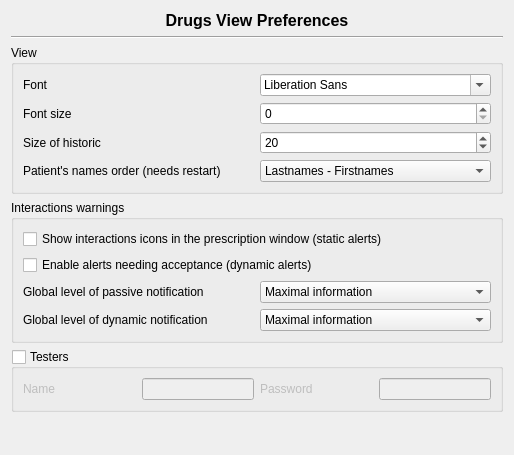
Above: plugins/drugsplugin/drugspreferences/drugsviewoptionspage.ui from FreeHealth/freehealth before the change. Below: the same form after it.
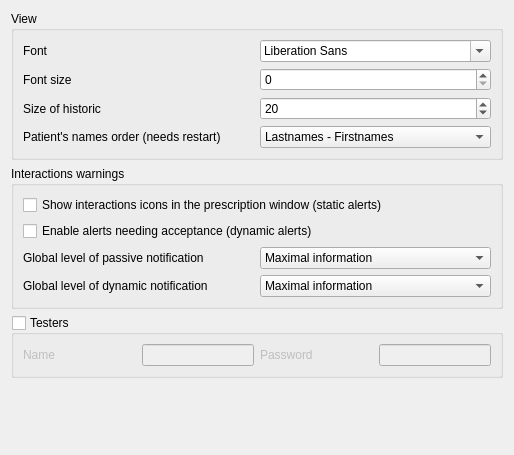
That is the form after the change.

Diff of the .ui file:
```diff
--- a/plugins/drugsplugin/drugspreferences/drugsviewoptionspage.ui
+++ b/plugins/drugsplugin/drugspreferences/drugsviewoptionspage.ui
@@ -15,36 +15,6 @@
   </property>
   <layout class="QGridLayout" name="gridLayout_4">
    <item row="0" column="0">
-    <widget class="QLabel" name="label">
-     <property name="sizePolicy">
-      <sizepolicy hsizetype="Expanding" vsizetype="Fixed">
-       <horstretch>0</horstretch>
-       <verstretch>0</verstretch>
-      </sizepolicy>
-     </property>
-     <property name="font">
-      <font>
-       <pointsize>12</pointsize>
-       <weight>75</weight>
-       <bold>true</bold>
-      </font>
-     </property>
-     <property name="text">
-      <string>Drugs View Preferences</string>
-     </property>
-     <property name="alignment">
-      <set>Qt::AlignCenter</set>
-     </property>
-    </widget>
-   </item>
-   <item row="1" column="0">
-    <widget class="Line" name="line">
-     <property name="orientation">
-      <enum>Qt::Horizontal</enum>
-     </property>
-    </widget>
-   </item>
-   <item row="2" column="0">
     <widget class="QGroupBox" name="groupBox_2">
      <property name="sizePolicy">
       <sizepolicy hsizetype="Preferred" vsizetype="Preferred">
@@ -170,7 +140,7 @@
      </layout>
     </widget>
    </item>
-   <item row="5" column="0">
+   <item row="3" column="0">
     <widget class="QGroupBox" name="testerBox">
      <property name="title">
       <string>Testers</string>
@@ -221,7 +191,7 @@
      </layout>
     </widget>
    </item>
-   <item row="6" column="0">
+   <item row="4" column="0">
     <spacer name="verticalSpacer">
      <property name="orientation">
       <enum>Qt::Vertical</enum>
@@ -234,7 +204,7 @@
      </property>
     </spacer>
    </item>
-   <item row="3" column="0">
+   <item row="1" column="0">
     <widget class="QGroupBox" name="groupBox">
      <property name="title">
       <string>Interactions warnings</string>
```
